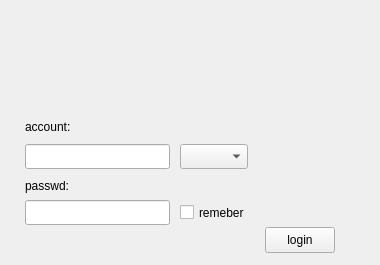
First picture: the form in src/gui/LoginWindow.ui, repository JoshuaAtBuaa/wingim, before the edit.
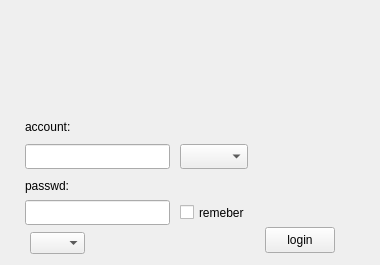
Second picture: the form after the edit.

Patch:
```diff
--- a/src/gui/LoginWindow.ui
+++ b/src/gui/LoginWindow.ui
@@ -210,6 +210,16 @@
     <string/>
    </property>
   </widget>
+  <widget class="QComboBox" name="netSetBox">
+   <property name="geometry">
+    <rect>
+     <x>30</x>
+     <y>232</y>
+     <width>55</width>
+     <height>22</height>
+    </rect>
+   </property>
+  </widget>
  </widget>
  <tabstops>
   <tabstop>accInput</tabstop>
```
